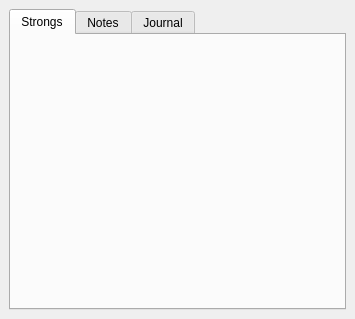
Above: src/gui/panel/leftpanel/leftpanel2.ui from axsapronov/QSopherim before the change. Below: the same form after it.
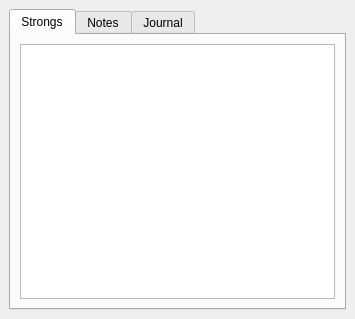
That is the form after the change. The open tabs and pages were chosen to show the change.

Commit message: [ADD] add show strong (1-step)

```diff
--- a/src/gui/panel/leftpanel/leftpanel2.ui
+++ b/src/gui/panel/leftpanel/leftpanel2.ui
@@ -35,17 +35,7 @@
        </attribute>
        <layout class="QGridLayout" name="gridLayout_2">
         <item row="0" column="0">
-         <widget class="QLabel" name="LAStrong">
-          <property name="autoFillBackground">
-           <bool>false</bool>
-          </property>
-          <property name="text">
-           <string/>
-          </property>
-          <property name="wordWrap">
-           <bool>true</bool>
-          </property>
-         </widget>
+         <widget class="QTextBrowser" name="textBrStrong"/>
         </item>
        </layout>
       </widget>
```
Left out of the diff: 2 changed lines with no effect on the pictures. The commit also changes 6 other files.
